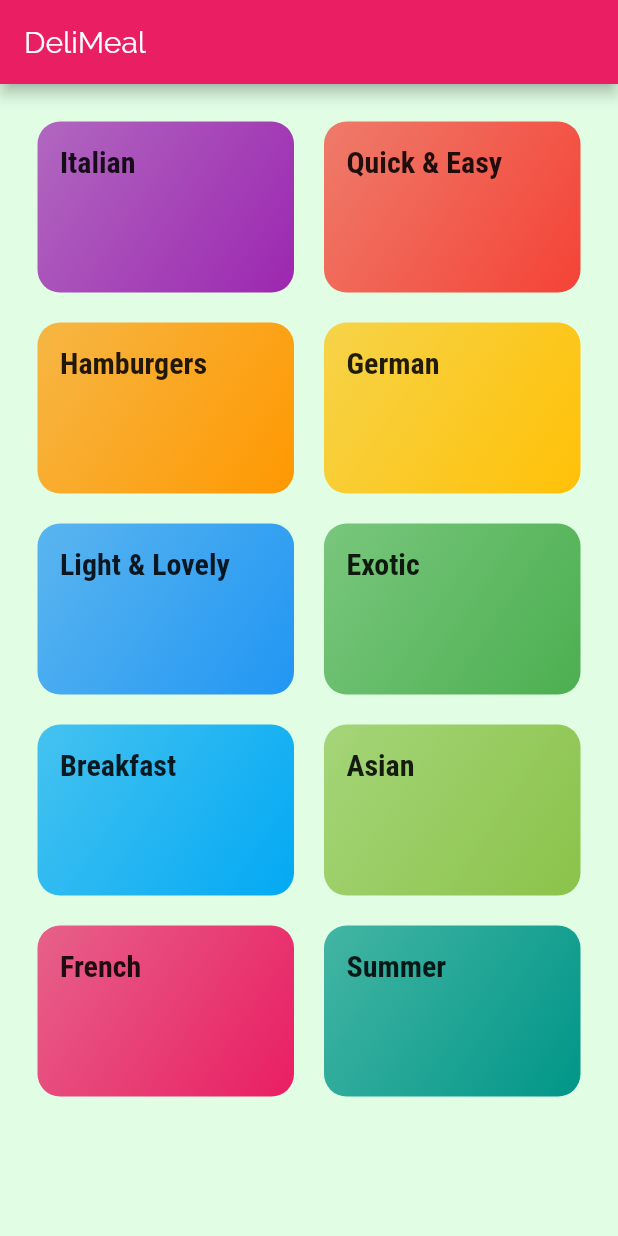
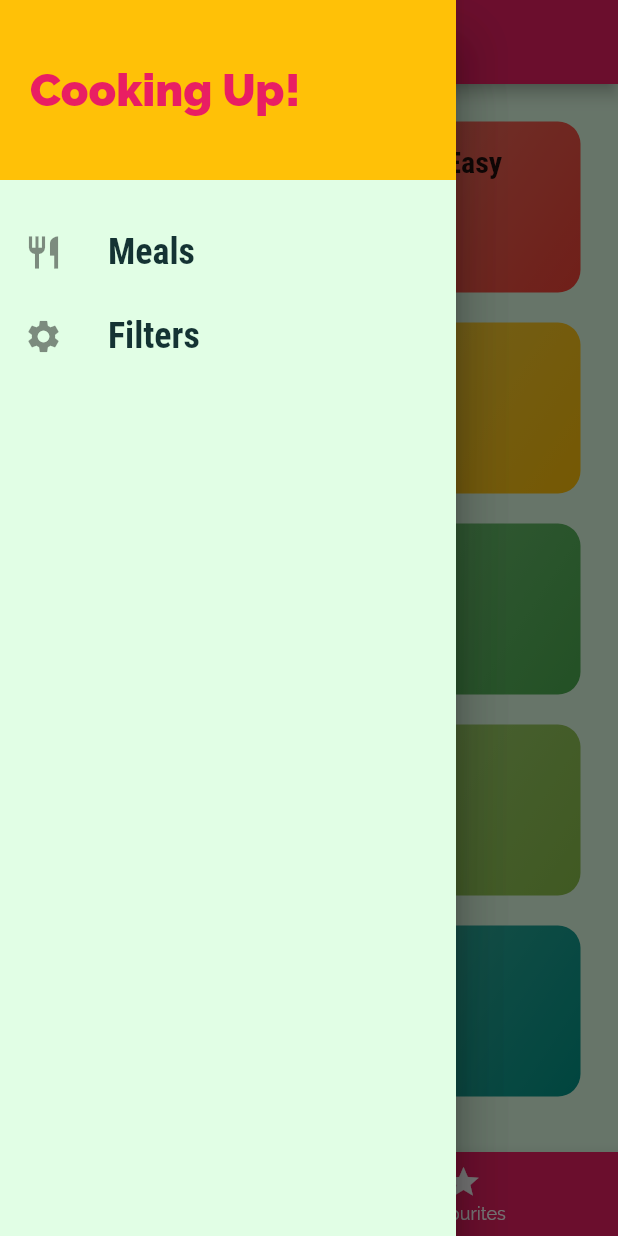
Before and after one commit to muhammadarslannasr/FlutterMealsApp, a Flutter app: the screen it shows after launch, with the side drawer open (before the commit the screen has no drawer), on a phone screen of 412 x 824 dp. Run offline on Flutter 3.47's test engine with Material 2 defaults, Android fonts, the phone set to English and light mode, and no system bars.

Commit message:
init 25 Done!

```diff
--- a/lib/main.dart
+++ b/lib/main.dart
@@ -1,6 +1,10 @@
 import 'package:flutter/material.dart';
 import 'package:flutter_meals_app/screens/categories_screen.dart';
 import 'package:flutter_meals_app/screens/category_meals_screen.dart';
+import 'package:flutter_meals_app/screens/favouritesScreen.dart';
+import 'package:flutter_meals_app/screens/filters_screen.dart';
+import 'package:flutter_meals_app/screens/meals_detail_screen.dart';
+import 'package:flutter_meals_app/screens/tabs_screen.dart';
 
 void main() => runApp(MyApp());
 
@@ -22,8 +26,11 @@ class MyApp extends StatelessWidget {
                   fontFamily: 'RobotoCondensed',
                   fontWeight: FontWeight.bold))),
       routes: {
-        '/': (ctx) => CategoriesScreen(),
+        '/': (ctx) => TabsScreen(),
         CategoryMealsScreen.routeName: (ctx) => CategoryMealsScreen(),
+        MealsDetailScreen.routeName: (ctx) => MealsDetailScreen(),
+        FavouriteScreen.routeName: (ctx) => FavouriteScreen(),
+        FilterScreen.routeName: (ctx) => FilterScreen(),
       },
     );
   }
--- a/lib/screens/categories_screen.dart
+++ b/lib/screens/categories_screen.dart
@@ -1,15 +1,12 @@
 import 'package:flutter/material.dart';
+import 'package:flutter_meals_app/screens/tabs_screen.dart';
 import 'package:flutter_meals_app/widgets/categories_item.dart';
 import 'package:flutter_meals_app/dummy_data.dart';
 
 class CategoriesScreen extends StatelessWidget {
   @override
   Widget build(BuildContext context) {
-    return Scaffold(
-      appBar: AppBar(
-        title: Text('DeliMeal'),
-      ),
-      body: GridView(
+    return GridView(
         padding: const EdgeInsets.all(25),
         children: DUMMY_CATEGORIES
             .map((catData) => CategoryItem(
@@ -23,7 +20,6 @@ class CategoriesScreen extends StatelessWidget {
             childAspectRatio: 3 / 2,
             crossAxisSpacing: 20,
             mainAxisSpacing: 20),
-      ),
-    );
+      );
   }
 }
--- a/lib/screens/category_meals_screen.dart
+++ b/lib/screens/category_meals_screen.dart
@@ -23,6 +23,7 @@ class CategoryMealsScreen extends StatelessWidget {
             scrollDirection: Axis.vertical,
             itemBuilder: (ctx, index) {
               return MealItem(
+                id: categoryMeals[index].id,
                 title: categoryMeals[index].title,
                 imageUrl: categoryMeals[index].imageUrl,
                 duration: categoryMeals[index].duration,
--- /dev/null
+++ b/lib/screens/main_drawer.dart
@@ -0,0 +1,58 @@
+import 'package:flutter/material.dart';
+import 'package:flutter_meals_app/screens/filters_screen.dart';
+
+class MainDrawer extends StatelessWidget {
+  Widget _buildListTile(String title, IconData icon, Function tophandler) {
+    return ListTile(
+      leading: Icon(
+        icon,
+        size: 26,
+      ),
+      title: Text(
+        title,
+        style: TextStyle(
+            fontFamily: 'RobotoCondensed',
+            fontSize: 24,
+            fontWeight: FontWeight.bold),
+      ),
+      onTap: tophandler,
+    );
+  }
+
+  @override
+  Widget build(BuildContext context) {
+    return Drawer(
+      child: Column(
+        children: <Widget>[
+          Container(
+            width: double.infinity,
+            height: 120,
+            padding: EdgeInsets.all(20),
+            alignment: Alignment.centerLeft,
+            color: Theme.of(context).accentColor,
+            child: Text(
+              'Cooking Up!',
+              style: TextStyle(
+                  fontWeight: FontWeight.w900,
+                  fontSize: 30,
+                  color: Theme.of(context).primaryColor),
+            ),
+          ),
+          SizedBox(
+            height: 20,
+          ),
+          _buildListTile(
+            'Meals',
+            Icons.restaurant,
+            () => Navigator.of(context).pushReplacementNamed('/'),
+          ),
+          _buildListTile(
+            'Filters',
+            Icons.settings,
+            () => Navigator.of(context).pushReplacementNamed(FilterScreen.routeName),
+          )
+        ],
+      ),
+    );
+  }
+}
--- /dev/null
+++ b/lib/screens/tabs_screen.dart
@@ -0,0 +1,57 @@
+import 'package:flutter/material.dart';
+import 'package:flutter_meals_app/screens/categories_screen.dart';
+import 'package:flutter_meals_app/screens/category_meals_screen.dart';
+import 'package:flutter_meals_app/screens/favouritesScreen.dart';
+import 'package:flutter_meals_app/screens/main_drawer.dart';
+
+class TabsScreen extends StatefulWidget {
+  @override
+  _TabsScreenState createState() => _TabsScreenState();
+}
+
+class _TabsScreenState extends State<TabsScreen> {
+  final List<Map<String, dynamic>> _pages = [
+    {
+      'page': CategoriesScreen(),
+      'title': 'Categories',
+    },
+    {
+      'page': FavouriteScreen(),
+      'title': 'Your Favourite',
+    },
+  ];
+  int _selectedPageIndex = 0;
+  void _selectPage(int index) {
+    setState(() {
+      _selectedPageIndex = index;
+    });
+  }
+
+  @override
+  Widget build(BuildContext context) {
+    return Scaffold(
+      appBar: AppBar(
+        title: Text(_pages[_selectedPageIndex]['title']),
+      ),
+      drawer: Drawer(child: MainDrawer()),
+      body: _pages[_selectedPageIndex]['page'],
+      bottomNavigationBar: BottomNavigationBar(
+        onTap: _selectPage,
+        backgroundColor: Theme.of(context).primaryColor,
+        unselectedItemColor: Colors.white,
+        selectedItemColor: Theme.of(context).accentColor,
+        currentIndex: _selectedPageIndex,
+        items: [
+          BottomNavigationBarItem(
+            icon: Icon(Icons.category),
+            title: Text('Categories'),
+          ),
+          BottomNavigationBarItem(
+            icon: Icon(Icons.star),
+            title: Text('Favourites'),
+          ),
+        ],
+      ),
+    );
+  }
+}
```
Also changed, not shown: lib/screens/favouritesScreen.dart (added, +11 -0 lines), lib/screens/filters_screen.dart (added, +15 -0 lines), lib/screens/meals_detail_screen.dart (added, +90 -0 lines), lib/widgets/meal_item.dart (+96 -8 lines).
